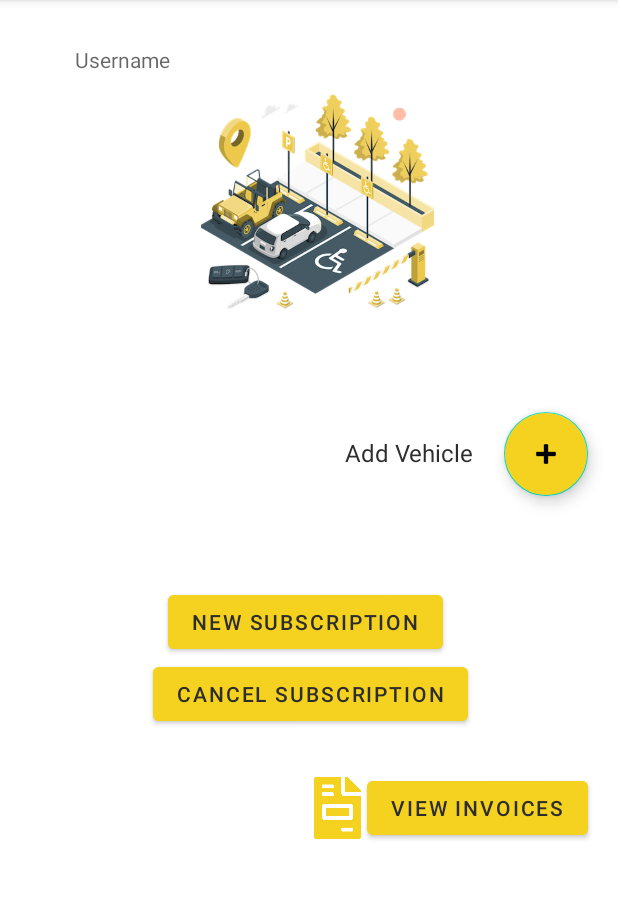
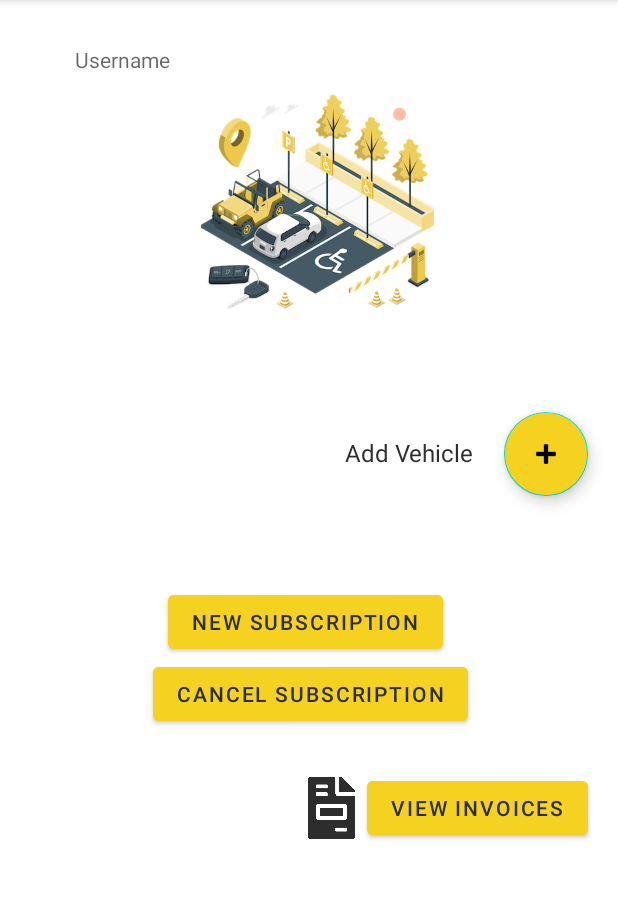
Before and after one commit to leandrofahur/F21G10_SmartParking, an Android app: the screen it shows after launch (ProfileActivity), on a phone screen of 412 x 824 dp, the part 84-983 px from its top. Run offline under Robolectric (Android 15) with nearby library versions, the phone set to English and light mode, and no system bars.

Commit message:
update image invoice

```diff
--- a/SmartParking/app/src/main/res/layout/activity_profile.xml
+++ b/SmartParking/app/src/main/res/layout/activity_profile.xml
@@ -116,15 +116,13 @@
         app:layout_constraintTop_toBottomOf="@+id/cancelSubscriptionBtn" />
 
     <ImageView
-        android:id="@+id/invoiceImgView"
+        android:id="@+id/imageView3"
         android:layout_width="31dp"
         android:layout_height="48dp"
         android:layout_marginTop="28dp"
-        android:layout_marginEnd="4dp"
-        android:contentDescription="@string/descriptionInvoice"
+        android:layout_marginEnd="8dp"
         app:layout_constraintEnd_toStartOf="@+id/viewInvoiceBtn"
         app:layout_constraintTop_toBottomOf="@+id/cancelSubscriptionBtn"
-        app:srcCompat="@drawable/invoice"
-        tools:ignore="ImageContrastCheck" />
+        app:srcCompat="@drawable/invoicegray" />
 
 </androidx.constraintlayout.widget.ConstraintLayout>
```
Also changed, not shown: SmartParking/app/src/main/res/drawable-v24/invoiceblack.png (added), SmartParking/app/src/main/res/drawable-v24/invoicegray.png (added).
